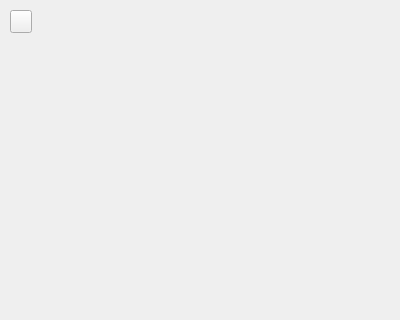
15200757563/calculator, file mainwindow.ui: the form before one commit; both pictures show x 0 to 400 and y 0 to 320 of the 400 by 700 pixel window.
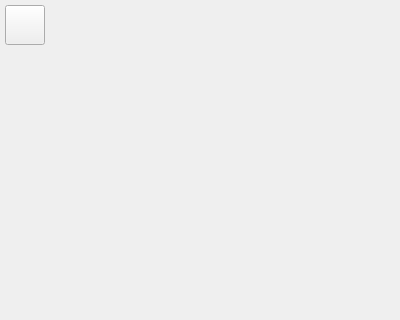
The form after the commit.

```diff
--- a/mainwindow.ui
+++ b/mainwindow.ui
@@ -56,10 +56,10 @@
     <widget class="QPushButton" name="pushButton">
      <property name="geometry">
       <rect>
-       <x>10</x>
-       <y>10</y>
-       <width>22</width>
-       <height>23</height>
+       <x>5</x>
+       <y>5</y>
+       <width>40</width>
+       <height>40</height>
       </rect>
      </property>
      <property name="text">
```
